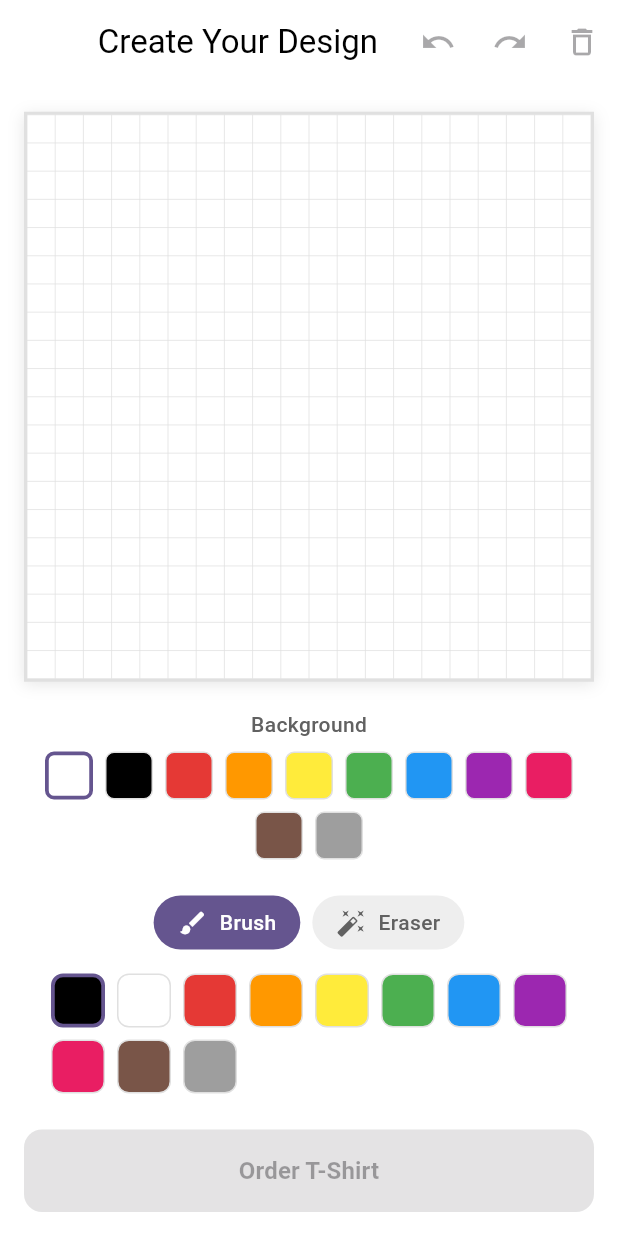
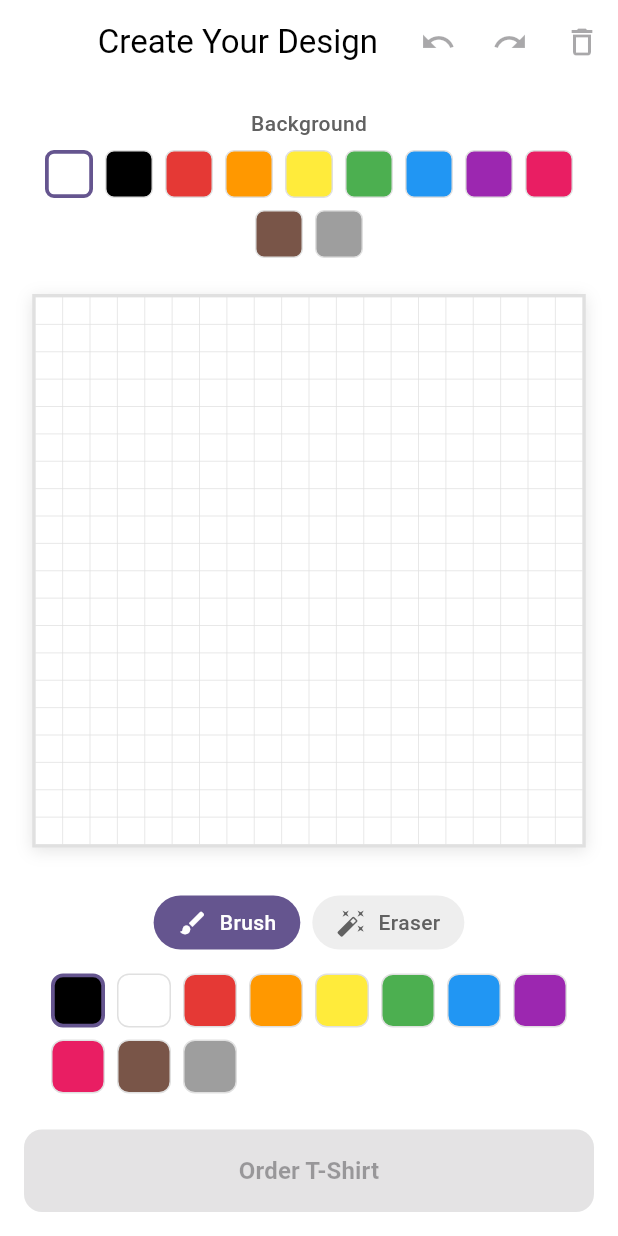
Before and after one commit to harrykeen18/t-shirt-designer, a Flutter app: the screen it shows after launch, on a phone screen of 412 x 824 dp. Run offline on Flutter 3.47's test engine with Material 3 defaults, Android fonts, the phone set to English and light mode, and no system bars; our stand-ins replace cloud_functions, firebase_core, flutter_riverpod, go_router; missing offline and left inert: dart:html; accounts and stored records are empty; generated files the repository leaves out were written again.

Commit message:
Move background color selector above canvas in thin mode
In narrow/portrait layout, background colors now appear at the top,
above the pixel canvas.

Co-Authored-By: Claude Opus 4.5 <noreply@anthropic.com>

```diff
--- a/app/lib/features/canvas/presentation/screens/canvas_screen.dart
+++ b/app/lib/features/canvas/presentation/screens/canvas_screen.dart
@@ -159,16 +159,9 @@ class CanvasScreen extends ConsumerWidget {
   ) {
     return Column(
       children: [
-        // Canvas area
-        Expanded(
-          child: Padding(
-            padding: const EdgeInsets.all(16),
-            child: const PixelGrid(),
-          ),
-        ),
         // Background color selector
         Padding(
-          padding: const EdgeInsets.symmetric(horizontal: 16),
+          padding: const EdgeInsets.fromLTRB(16, 16, 16, 8),
           child: Center(
             child: Column(
               children: [
@@ -213,7 +206,13 @@ class CanvasScreen extends ConsumerWidget {
             ),
           ),
         ),
-        const SizedBox(height: 8),
+        // Canvas area
+        Expanded(
+          child: Padding(
+            padding: const EdgeInsets.all(16),
+            child: const PixelGrid(),
+          ),
+        ),
         // Color palette
         Padding(
           padding: const EdgeInsets.all(16),
```
Lines whose indentation alone changed are shown as unchanged.
